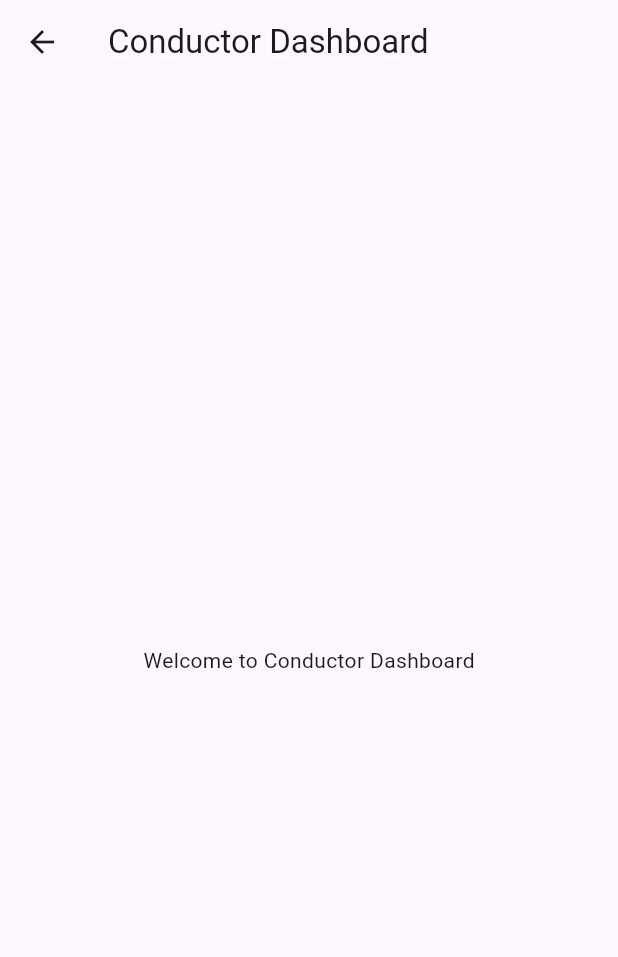
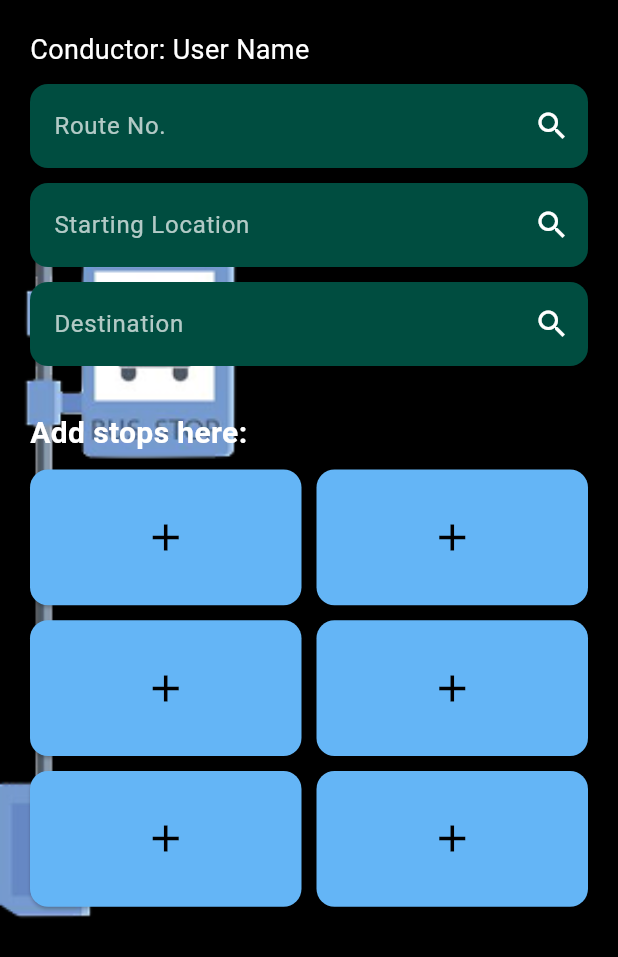
Before and after one commit to Insigolon/SanCharii, a Flutter app: the ConductorDashScreen screen opened by its route, on a phone screen of 412 x 824 dp. Shown: the top 957 px of the screen. Run offline on Flutter 3.47's test engine with Material 3 defaults, Android fonts, the phone set to English and light mode, and no system bars; our stand-ins replace cloud_firestore, firebase_auth, firebase_core; accounts and stored records are empty.

Commit message:
Conductor Dashboard updated

```diff
--- a/lib/app_router.dart
+++ b/lib/app_router.dart
@@ -1,5 +1,5 @@
 import 'package:flutter/material.dart';
-import 'package:firebase_auth/firebase_auth.dart'; // ✅ Add this import
+import 'package:firebase_auth/firebase_auth.dart'; // Add this import
 
 // Import all screens
 import 'features/splash/screens/splash_screen.dart';
--- a/lib/features/home/screens/conductor_dash.dart
+++ b/lib/features/home/screens/conductor_dash.dart
@@ -1,13 +1,169 @@
 import 'package:flutter/material.dart';
 
-class ConductorDashScreen extends StatelessWidget {
+class ConductorDashScreen extends StatefulWidget {
   const ConductorDashScreen({super.key});
+
+  @override
+  State<ConductorDashScreen> createState() => _ConductorDashScreenState();
+}
+
+class _ConductorDashScreenState extends State<ConductorDashScreen> {
+  List<String?> stops = List.generate(6, (_) => null); // 6 stop slots
+
+  void _addStop(int index) {
+    final TextEditingController _stopController = TextEditingController();
+
+    showDialog(
+      context: context,
+      builder: (context) => AlertDialog(
+        backgroundColor: const Color.fromARGB(141, 0, 0, 0),
+        title: const Text("Add Stop", style: TextStyle(color: Colors.white)),
+        content: TextField(
+          controller: _stopController,
+          style: const TextStyle(color: Colors.white),
+          decoration: InputDecoration(
+            hintText: "Enter stop name",
+            hintStyle: const TextStyle(color: Colors.white70),
+            filled: true,
+            fillColor: Colors.grey[850],
+            border: OutlineInputBorder(
+              borderRadius: BorderRadius.circular(8),
+              borderSide: BorderSide.none,
+            ),
+          ),
+        ),
+        actions: [
+          TextButton(
+            onPressed: () => Navigator.pop(context),
+            child: const Text("Cancel", style: TextStyle(color: Colors.red)),
+          ),
+          ElevatedButton(
+            onPressed: () {
+              if (_stopController.text.trim().isNotEmpty) {
+                setState(() {
+                  stops[index] = _stopController.text.trim();
+                });
+                Navigator.pop(context);
+              }
+            },
+            style: ElevatedButton.styleFrom(backgroundColor: Colors.teal),
+            child: const Text("Save"),
+          ),
+        ],
+      ),
+    );
+  }
 
   @override
   Widget build(BuildContext context) {
     return Scaffold(
-      appBar: AppBar(title: const Text("Conductor Dashboard")),
-      body: const Center(child: Text("Welcome to Conductor Dashboard")),
+      backgroundColor: Colors.black,
+      body: Stack(
+        children: [
+          //  Background Image
+          Positioned(
+            left: 0,
+            bottom: 0,
+            child: Image.asset(
+              'assets/images/Bus_stop.png',
+              height: 500, // Adjust size so it’s subtle
+              fit: BoxFit.contain,
+            ),
+          ),
+
+          //  Foreground Content
+          SafeArea(
+            child: SingleChildScrollView(
+              padding: const EdgeInsets.all(20),
+              child: Column(
+                crossAxisAlignment: CrossAxisAlignment.start,
+                children: [
+                  //  Conductor Name / Route / Locations
+                  const Text(
+                    "Conductor: User Name",
+                    style: TextStyle(color: Colors.white, fontSize: 18),
+                  ),
+                  const SizedBox(height: 10),
+
+                  _buildInputField("Route No."),
+                  const SizedBox(height: 10),
+                  _buildInputField("Starting Location"),
+                  const SizedBox(height: 10),
+                  _buildInputField("Destination"),
+
+                  const SizedBox(height: 30),
+
+                  //  "Add stops here" text
+                  const Text(
+                    "Add stops here:",
+                    style: TextStyle(
+                      color: Colors.white,
+                      fontSize: 20,
+                      fontWeight: FontWeight.bold,
+                    ),
+                  ),
+                  const SizedBox(height: 10),
+
+                  // Stops Grid
+                  GridView.builder(
+                    shrinkWrap: true,
+                    physics: const NeverScrollableScrollPhysics(),
+                    gridDelegate:
+                        const SliverGridDelegateWithFixedCrossAxisCount(
+                          crossAxisCount: 2,
+                          mainAxisSpacing: 10,
+                          crossAxisSpacing: 10,
+                          childAspectRatio: 2,
+                        ),
+                    itemCount: stops.length,
+                    itemBuilder: (context, index) {
+                      return ElevatedButton(
+                        style: ElevatedButton.styleFrom(
+                          backgroundColor: Colors.blue[300],
+                          shape: RoundedRectangleBorder(
+                            borderRadius: BorderRadius.circular(12),
+                          ),
+                        ),
+                        onPressed: () => _addStop(index),
+                        child: stops[index] == null
+                            ? const Icon(
+                                Icons.add,
+                                size: 30,
+                                color: Colors.black,
+                              )
+                            : Text(
+                                stops[index]!,
+                                style: const TextStyle(
+                                  fontSize: 16,
+                                  color: Colors.black,
+                                ),
+                              ),
+                      );
+                    },
+                  ),
+                ],
+              ),
+            ),
+          ),
+        ],
+      ),
+    );
+  }
+
+  Widget _buildInputField(String hint) {
+    return TextField(
+      style: const TextStyle(color: Colors.white),
+      decoration: InputDecoration(
+        hintText: hint,
+        hintStyle: const TextStyle(color: Colors.white70),
+        filled: true,
+        fillColor: Colors.teal[900],
+        border: OutlineInputBorder(
+          borderRadius: BorderRadius.circular(12),
+          borderSide: BorderSide.none,
+        ),
+        suffixIcon: const Icon(Icons.search, color: Colors.white),
+      ),
     );
   }
 }
--- a/lib/features/home/screens/passenger.dart
+++ b/lib/features/home/screens/passenger.dart
@@ -164,7 +164,7 @@ class _PassengerScreenState extends State<PassengerScreen> {
     String imagePath,
   ) {
     return Card(
-      color: Colors.cyan[800],
+      color: Colors.cyan[700],
       shape: RoundedRectangleBorder(borderRadius: BorderRadius.circular(12)),
       margin: const EdgeInsets.symmetric(vertical: 9),
       child: Padding(
--- a/pubspec.yaml
+++ b/pubspec.yaml
@@ -36,6 +36,7 @@ flutter:
     - assets/images/Bus2.png
     - assets/images/Conductor_icon.png
     - assets/images/Mandala.png
+    - assets/images/Bus_stop.png
 
 flutter_native_splash:
   color: "#000000"
```
Also changed, not shown: lib/features/auth/screens/conductor_info.dart (+29 -14 lines), assets/images/Bus_stop.png (added).
